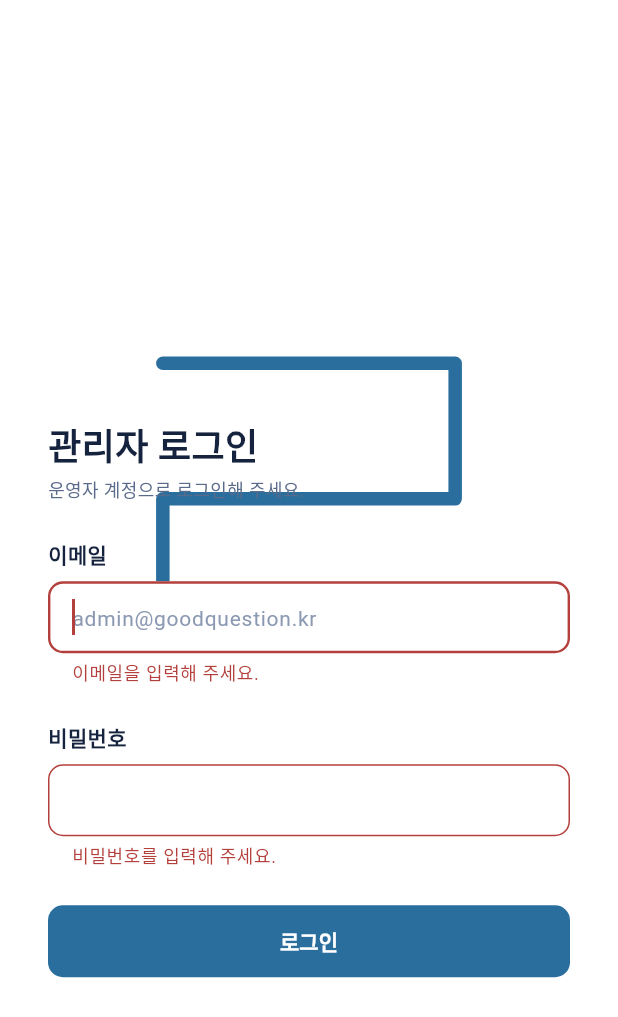
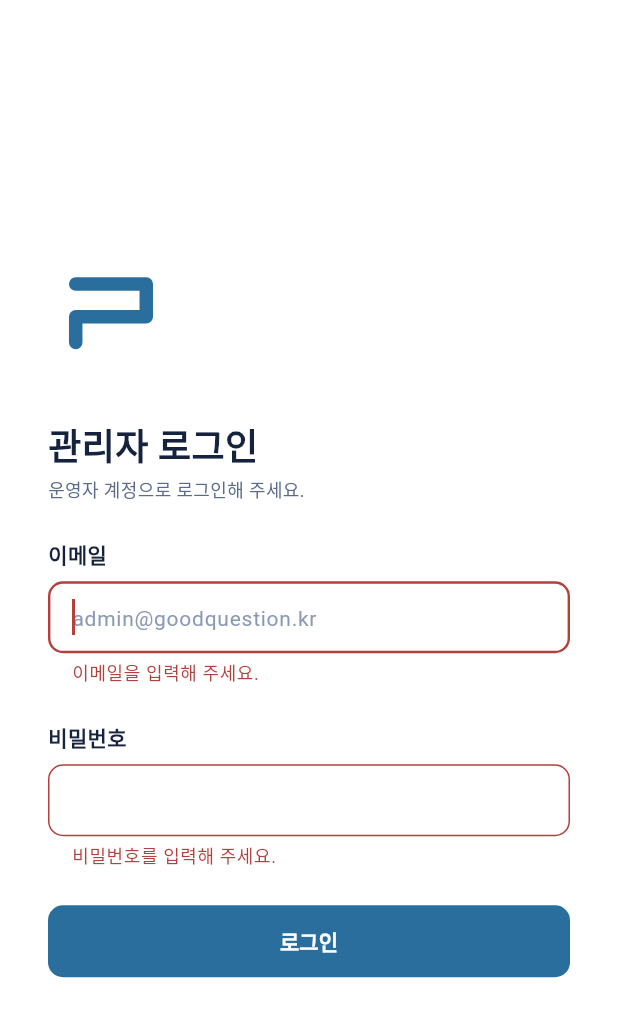
Before and after one commit to team-mugunghwa/admin-goodquestion-frontend, a Flutter app: the screen it shows after launch, after a tap on "로그인", on a phone screen of 412 x 824 dp. Shown: the top 1017 px of the screen. Run offline on Flutter 3.47's test engine with Material 3 defaults, Android fonts, the phone set to English and light mode, and no system bars; our stand-ins replace dio, flutter_secure_storage, get_it, go_router; accounts and stored records are empty; network calls fail.

Commit message:
fix(auth): 자음 애니메이션이 넘쳐 글자를 덮던 문제 수정
로그인 화면의 Column 이 crossAxisAlignment.stretch 라 상자의 가로가 패널
폭까지 늘어났는데, 그리기 배율을 가로 기준으로 잡고 있었다. 84픽셀 높이 안에
360픽셀 크기로 그려져서 그림이 넘쳐 나오고 아래 글자를 덮었다.

Align 으로 감싸 정사각형 자리를 지키게 하고, 배율은 짧은 변을 기준으로 잡는다.
둘 다 고쳐야 부모가 어떤 제약을 주든 안전하다.

```diff
--- a/lib/features/auth/presentation/widgets/hangul_composition.dart
+++ b/lib/features/auth/presentation/widgets/hangul_composition.dart
@@ -60,11 +60,17 @@ class _HangulCompositionState extends State<HangulComposition>
     // 움직임을 줄여 달라고 설정한 사용자에게는 다 그려진 모습만 보여 줍니다.
     final reduceMotion = MediaQuery.disableAnimationsOf(context);
 
-    return SizedBox(
+    // Align 으로 감쌉니다. 부모가 crossAxisAlignment.stretch 인 Column 이면
+    // 가로를 패널 폭까지 늘려 버려서, 정사각형이어야 할 자리가 납작하게 눌립니다.
+    return Align(
+      alignment: Alignment.centerLeft,
+      child: SizedBox(
         width: _JamoPainter.canvas,
         height: _JamoPainter.canvas,
         child: reduceMotion
-          ? CustomPaint(painter: _JamoPainter(jamo: jamo, drawn: 1, opacity: 1))
+            ? CustomPaint(
+                painter: _JamoPainter(jamo: jamo, drawn: 1, opacity: 1),
+              )
             : AnimatedBuilder(
                 animation: _controller,
                 builder: (context, _) {
@@ -80,6 +86,7 @@ class _HangulCompositionState extends State<HangulComposition>
                     ),
                   );
                 },
+              ),
       ),
     );
   }
@@ -142,7 +149,11 @@ class _JamoPainter extends CustomPainter {
   void paint(Canvas canvas, Size size) {
     if (opacity <= 0) return;
 
-    final scale = size.width / _reference;
+    // 짧은 변을 기준으로 배율을 잡습니다. 가로만 보고 잡으면 상자가 옆으로
+    // 길어졌을 때 그림이 넘쳐 나와 옆 위젯을 덮습니다. 실제로 그랬습니다.
+    final side = size.shortestSide;
+    final scale = side / _reference;
+    canvas.translate((size.width - side) / 2, (size.height - side) / 2);
     final paint = Paint()
       ..color = AppColors.primary.withValues(alpha: opacity)
       ..strokeWidth = 9
```
Also changed, not shown: 1 other file. Lines whose indentation alone changed are shown as unchanged.
